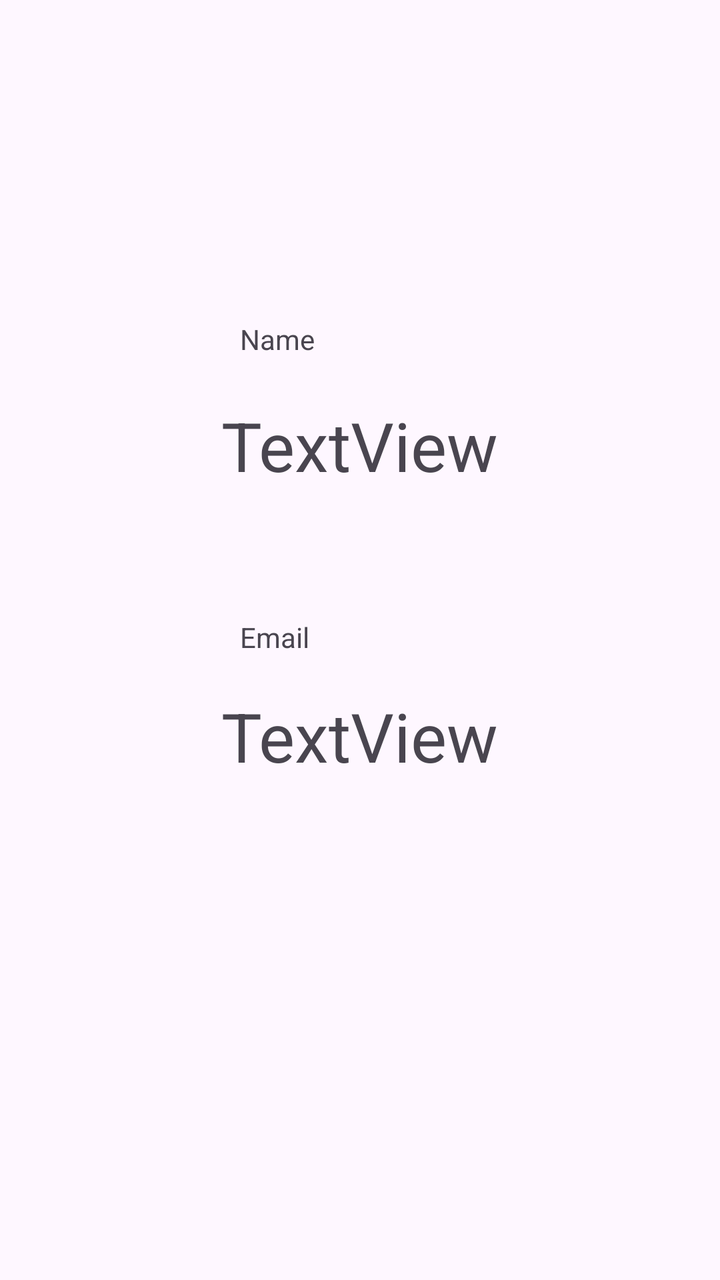
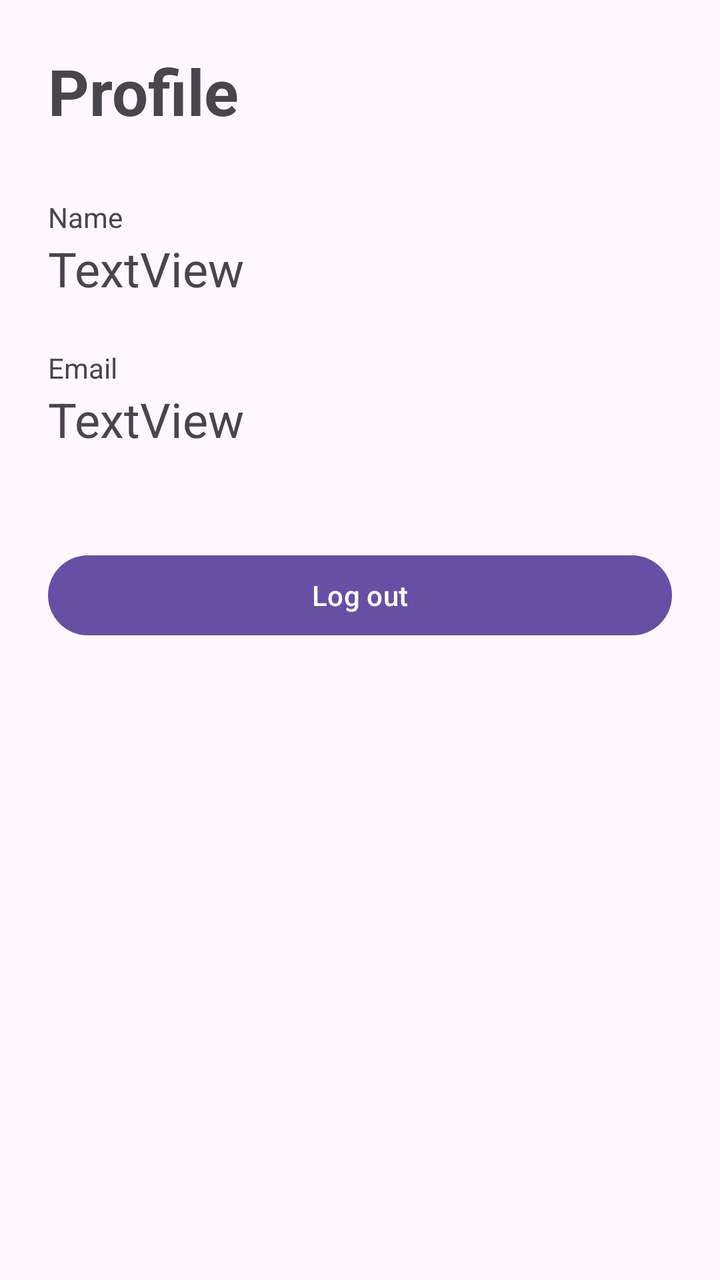

Screens rendered from an Android XML layout before and after an edit, with the pre-edit source and the edit as a unified diff.
<!-- AndroidManifest.xml: application theme Theme.Week2 -->
<!-- res/layout/info_layout.xml -->
<?xml version="1.0" encoding="utf-8"?>
<androidx.constraintlayout.widget.ConstraintLayout xmlns:android="http://schemas.android.com/apk/res/android"
    xmlns:app="http://schemas.android.com/apk/res-auto"
    xmlns:tools="http://schemas.android.com/tools"
    android:id="@+id/main"
    android:layout_width="match_parent"
    android:layout_height="match_parent"
    tools:context=".InfoActivitty">

    <TextView
        android:id="@+id/nameInfoTextView_id"
        android:layout_width="wrap_content"
        android:layout_height="wrap_content"
        android:layout_marginTop="200dp"
        android:text="TextView"
        android:textSize="34sp"
        app:layout_constraintEnd_toEndOf="parent"
        app:layout_constraintStart_toStartOf="parent"
        app:layout_constraintTop_toTopOf="parent" />

    <TextView
        android:id="@+id/emailInfoTextView_id"
        android:layout_width="wrap_content"
        android:layout_height="wrap_content"
        android:layout_marginTop="100dp"
        android:text="TextView"
        android:textSize="34sp"
        app:layout_constraintEnd_toEndOf="parent"
        app:layout_constraintStart_toStartOf="parent"
        app:layout_constraintTop_toBottomOf="@+id/nameInfoTextView_id" />

    <TextView
        android:id="@+id/textView3"
        android:layout_width="wrap_content"
        android:layout_height="wrap_content"
        android:layout_marginStart="120dp"
        android:layout_marginTop="160dp"
        android:text="Name"
        app:layout_constraintStart_toStartOf="parent"
        app:layout_constraintTop_toTopOf="parent" />

    <TextView
        android:id="@+id/textView4"
        android:layout_width="wrap_content"
        android:layout_height="wrap_content"
        android:layout_marginStart="120dp"
        android:layout_marginTop="130dp"
        android:text="Email"
        app:layout_constraintStart_toStartOf="parent"
        app:layout_constraintTop_toBottomOf="@+id/textView3" />
</androidx.constraintlayout.widget.ConstraintLayout>
<!-- resources referenced by this layout -->
<resources>
  <style name="Theme.Week2" parent="Base.Theme.Week2" />
  <style name="Base.Theme.Week2" parent="Theme.Material3.DayNight.NoActionBar">
          
          
      </style>
</resources>

<!-- the commit's change to res/layout/info_layout.xml (unified diff, before → after) -->
@@ -1,51 +1,54 @@
 <?xml version="1.0" encoding="utf-8"?>
-<androidx.constraintlayout.widget.ConstraintLayout xmlns:android="http://schemas.android.com/apk/res/android"
-    xmlns:app="http://schemas.android.com/apk/res-auto"
+<LinearLayout xmlns:android="http://schemas.android.com/apk/res/android"
     xmlns:tools="http://schemas.android.com/tools"
-    android:id="@+id/main"
+    android:id="@+id/infoRoot_id"
     android:layout_width="match_parent"
     android:layout_height="match_parent"
+    android:orientation="vertical"
+    android:padding="24dp"
     tools:context=".InfoActivitty">
 
     <TextView
+        android:layout_width="match_parent"
+        android:layout_height="wrap_content"
+        android:text="Profile"
+        android:textSize="32sp"
+        android:textStyle="bold" />
+
+    <TextView
+        android:layout_width="match_parent"
+        android:layout_height="wrap_content"
+        android:layout_marginTop="32dp"
+        android:text="Name"
+        android:textSize="14sp" />
+
+    <TextView
         android:id="@+id/nameInfoTextView_id"
-        android:layout_width="wrap_content"
+        android:layout_width="match_parent"
         android:layout_height="wrap_content"
-        android:layout_marginTop="200dp"
         android:text="TextView"
-        android:textSize="34sp"
-        app:layout_constraintEnd_toEndOf="parent"
-        app:layout_constraintStart_toStartOf="parent"
-        app:layout_constraintTop_toTopOf="parent" />
+        android:textSize="24sp" />
+
+    <TextView
+        android:layout_width="match_parent"
+        android:layout_height="wrap_content"
+        android:layout_marginTop="24dp"
+        android:text="Email"
+        android:textSize="14sp" />
 
     <TextView
         android:id="@+id/emailInfoTextView_id"
-        android:layout_width="wrap_content"
+        android:layout_width="match_parent"
         android:layout_height="wrap_content"
-        android:layout_marginTop="100dp"
         android:text="TextView"
-        android:textSize="34sp"
-        app:layout_constraintEnd_toEndOf="parent"
-        app:layout_constraintStart_toStartOf="parent"
-        app:layout_constraintTop_toBottomOf="@+id/nameInfoTextView_id" />
+        android:textSize="24sp" />
 
-    <TextView
-        android:id="@+id/textView3"
-        android:layout_width="wrap_content"
+    <Button
+        android:id="@+id/logoutButton_id"
+        android:layout_width="match_parent"
         android:layout_height="wrap_content"
-        android:layout_marginStart="120dp"
-        android:layout_marginTop="160dp"
-        android:text="Name"
-        app:layout_constraintStart_toStartOf="parent"
-        app:layout_constraintTop_toTopOf="parent" />
+        android:layout_marginTop="48dp"
+        android:onClick="logout"
+        android:text="Log out" />
 
-    <TextView
-        android:id="@+id/textView4"
-        android:layout_width="wrap_content"
-        android:layout_height="wrap_content"
-        android:layout_marginStart="120dp"
-        android:layout_marginTop="130dp"
-        android:text="Email"
-        app:layout_constraintStart_toStartOf="parent"
-        app:layout_constraintTop_toBottomOf="@+id/textView3" />
-</androidx.constraintlayout.widget.ConstraintLayout>
+</LinearLayout>
